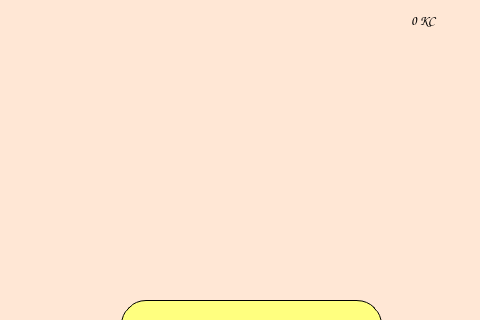
First picture: the form in main.ui, repository planti45/KidTelligence, before the edit; both pictures show x 749 to 1229 and y 0 to 320 of the 1229 by 790 pixel window.
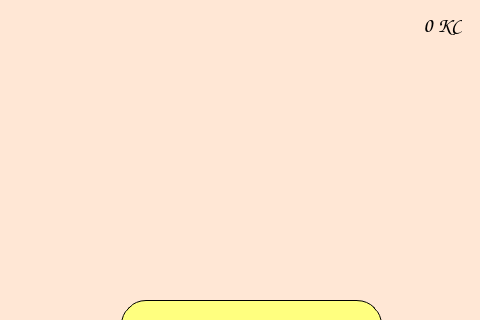
Second picture: the form after the edit. The open tabs and pages were chosen to show the change. Icons and pictures are not drawn.

Patch:
```diff
--- a/main.ui
+++ b/main.ui
@@ -981,21 +981,24 @@
      <widget class="QLabel" name="balanceLabel">
       <property name="geometry">
        <rect>
-        <x>1220</x>
+        <x>1100</x>
         <y>10</y>
-        <width>51</width>
-        <height>21</height>
+        <width>171</width>
+        <height>31</height>
        </rect>
       </property>
       <property name="font">
        <font>
         <family>Comic Sans MS</family>
-        <pointsize>10</pointsize>
+        <pointsize>16</pointsize>
        </font>
       </property>
       <property name="text">
        <string>0 КС</string>
       </property>
+      <property name="alignment">
+       <set>Qt::AlignRight|Qt::AlignTrailing|Qt::AlignVCenter</set>
+      </property>
      </widget>
     </widget>
     <widget class="QWidget" name="gamePage">
```
Left out of the diff: 2 changed lines with no effect on the pictures.
